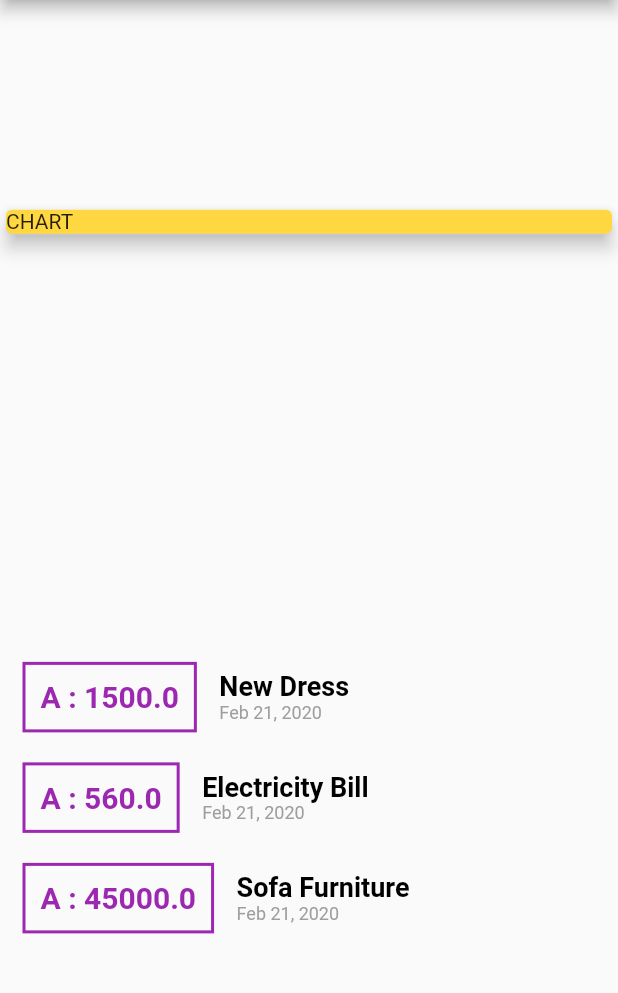
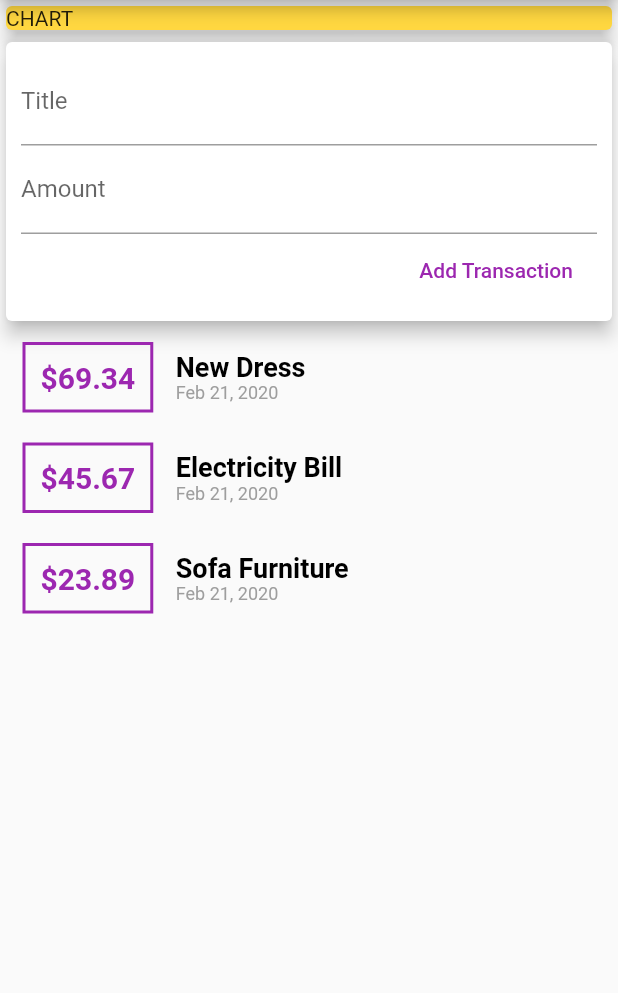
Before and after one commit to NishaA123/flutter_expense_app, a Flutter app: the screen it shows after launch, on a phone screen of 412 x 824 dp, the part 84-1077 px from its top. Run offline on Flutter 3.47's test engine with Material 2 defaults, Android fonts, the phone set to English and light mode, and no system bars.

Commit message:
Added Input feilds and respective controller

```diff
--- a/lib/main.dart
+++ b/lib/main.dart
@@ -20,22 +20,25 @@ class MyHomePage extends StatelessWidget {
     Transaction(
       id: 't1',
       title: 'New Dress',
-      amount: 1500,
+      amount: 69.34,
       date: DateTime.now(),
     ),
     Transaction(
       id: 't2',
       title: 'Electricity Bill',
-      amount: 560,
+      amount: 45.67,
       date: DateTime.now(),
     ),
     Transaction(
       id: 't3',
       title: 'Sofa Furniture',
-      amount: 45000,
+      amount: 23.89,
       date: DateTime.now(),
     )
   ];
+
+  final titleController = TextEditingController();
+  final amountController = TextEditingController();
 
   @override
   Widget build(BuildContext context) {
@@ -44,7 +47,6 @@ class MyHomePage extends StatelessWidget {
           title: Text('Expense App'),
         ),
         body: Column(
-          mainAxisAlignment: MainAxisAlignment.spaceAround,
           crossAxisAlignment: CrossAxisAlignment.stretch,
           children: <Widget>[
             Container(
@@ -53,6 +55,32 @@ class MyHomePage extends StatelessWidget {
                 color: Colors.amberAccent,
                 child: Text('CHART'),
                 elevation: 5,
+              ),
+            ),
+            Card(
+              elevation: 5,
+              child: Container(
+                padding: EdgeInsets.all(10),
+                child: Column(
+                  crossAxisAlignment: CrossAxisAlignment.end,
+                  children: <Widget>[
+                    TextField(
+                      decoration: InputDecoration(labelText: 'Title'),
+                      controller: titleController,
+                    ),
+                    TextField(
+                      decoration: InputDecoration(labelText: 'Amount'),
+                      controller: amountController,
+                    ),
+                    FlatButton(
+                      textColor: Colors.purple,
+                      onPressed: () {
+                        print(titleController.text);
+                      },
+                      child: Text('Add Transaction'),
+                    )
+                  ],
+                ),
               ),
             ),
             Column(
@@ -71,7 +99,7 @@ class MyHomePage extends StatelessWidget {
                       )),
                       padding: EdgeInsets.all(10),
                       child: Text(
-                        "A : ${tx.amount}",
+                        "\$${tx.amount}",
                         style: TextStyle(
                             fontWeight: FontWeight.bold,
                             fontSize: 20,
```
